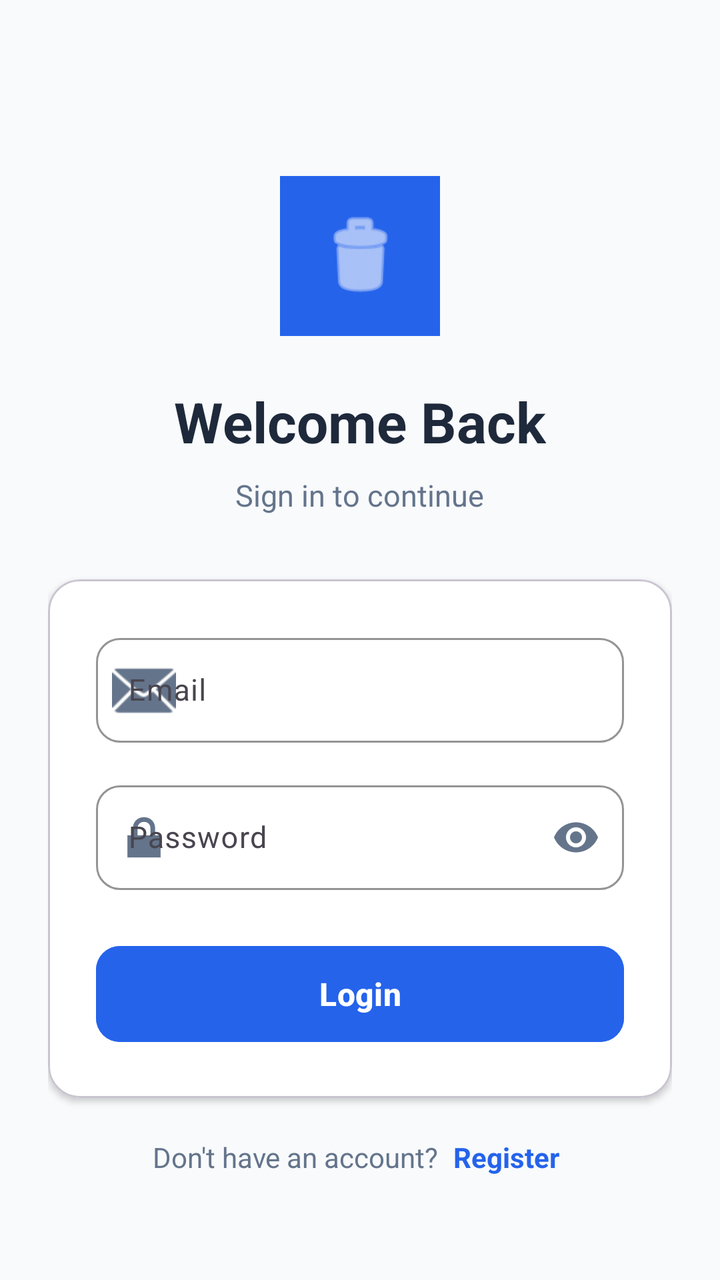
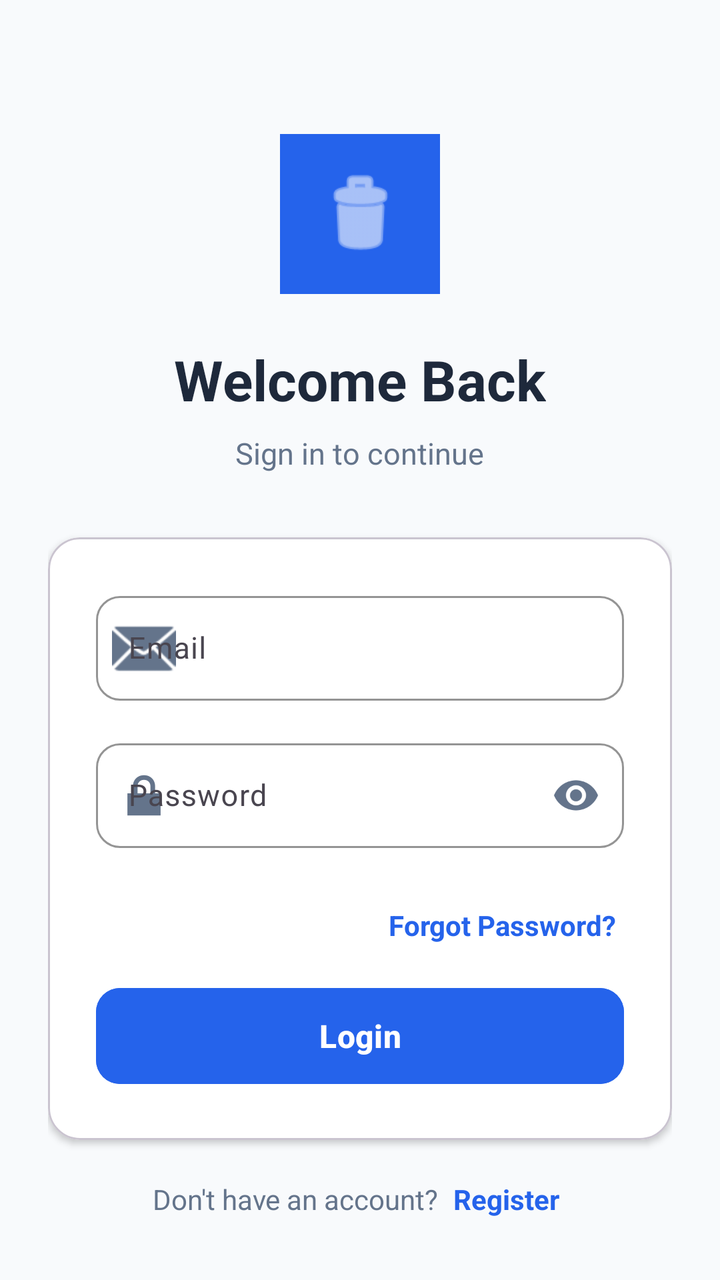

Before-and-after screenshots of an Android layout around one commit, followed by the original layout XML and the change that was made.
<!-- AndroidManifest.xml: application theme Theme.Smartbin -->
<!-- res/layout/activity_login.xml -->
<?xml version="1.0" encoding="utf-8"?>
<layout xmlns:android="http://schemas.android.com/apk/res/android"
    xmlns:app="http://schemas.android.com/apk/res-auto">

    <androidx.coordinatorlayout.widget.CoordinatorLayout
        android:layout_width="match_parent"
        android:layout_height="match_parent"
        android:background="#F8FAFC">

        <ScrollView
            android:layout_width="match_parent"
            android:layout_height="match_parent"
            android:fillViewport="true">

            <LinearLayout
                android:layout_width="match_parent"
                android:layout_height="wrap_content"
                android:orientation="vertical"
                android:padding="24dp"
                android:gravity="center">

                
                <LinearLayout
                    android:layout_width="80dp"
                    android:layout_height="80dp"
                    android:layout_marginTop="40dp"
                    android:layout_marginBottom="24dp"
                    android:background="#2563EB"
                    android:gravity="center">

                    <ImageView
                        android:layout_width="48dp"
                        android:layout_height="48dp"
                        android:src="@android:drawable/ic_menu_delete"
                        app:tint="@android:color/white" />

                </LinearLayout>

                
                <TextView
                    android:layout_width="wrap_content"
                    android:layout_height="wrap_content"
                    android:text="Welcome Back"
                    android:textColor="#1E293B"
                    android:textSize="28sp"
                    android:textStyle="bold" />

                <TextView
                    android:layout_width="wrap_content"
                    android:layout_height="wrap_content"
                    android:layout_marginTop="8dp"
                    android:layout_marginBottom="32dp"
                    android:text="Sign in to continue"
                    android:textColor="#64748B"
                    android:textSize="15sp" />

                
                <com.google.android.material.card.MaterialCardView
                    android:layout_width="match_parent"
                    android:layout_height="wrap_content"
                    android:layout_marginBottom="16dp"
                    app:cardCornerRadius="16dp"
                    app:cardElevation="2dp"
                    app:cardBackgroundColor="@android:color/white">

                    <LinearLayout
                        android:layout_width="match_parent"
                        android:layout_height="wrap_content"
                        android:orientation="vertical"
                        android:padding="24dp">

                        
                        <com.google.android.material.textfield.TextInputLayout
                            android:layout_width="match_parent"
                            android:layout_height="wrap_content"
                            android:layout_marginBottom="16dp"
                            android:hint="Email"
                            app:boxBackgroundMode="outline"
                            app:boxBackgroundColor="@android:color/white"
                            app:boxStrokeColor="#2563EB"
                            app:boxCornerRadiusTopStart="12dp"
                            app:boxCornerRadiusTopEnd="12dp"
                            app:boxCornerRadiusBottomStart="12dp"
                            app:boxCornerRadiusBottomEnd="12dp"
                            app:startIconDrawable="@android:drawable/ic_dialog_email"
                            app:startIconTint="#64748B"
                            app:hintTextColor="#64748B">

                            <com.google.android.material.textfield.TextInputEditText
                                android:id="@+id/etEmail"
                                android:layout_width="match_parent"
                                android:layout_height="wrap_content"
                                android:inputType="textEmailAddress"
                                android:textColor="#1E293B"
                                android:textSize="15sp"
                                android:padding="16dp" />

                        </com.google.android.material.textfield.TextInputLayout>

                        
                        <com.google.android.material.textfield.TextInputLayout
                            android:layout_width="match_parent"
                            android:layout_height="wrap_content"
                            android:layout_marginBottom="24dp"
                            android:hint="Password"
                            app:boxBackgroundMode="outline"
                            app:boxBackgroundColor="@android:color/white"
                            app:boxStrokeColor="#2563EB"
                            app:boxCornerRadiusTopStart="12dp"
                            app:boxCornerRadiusTopEnd="12dp"
                            app:boxCornerRadiusBottomStart="12dp"
                            app:boxCornerRadiusBottomEnd="12dp"
                            app:startIconDrawable="@android:drawable/ic_lock_lock"
                            app:startIconTint="#64748B"
                            app:endIconMode="password_toggle"
                            app:endIconTint="#64748B"
                            app:hintTextColor="#64748B">

                            <com.google.android.material.textfield.TextInputEditText
                                android:id="@+id/etPassword"
                                android:layout_width="match_parent"
                                android:layout_height="wrap_content"
                                android:inputType="textPassword"
                                android:textColor="#1E293B"
                                android:textSize="15sp"
                                android:padding="16dp" />

                        </com.google.android.material.textfield.TextInputLayout>

                        
                        <LinearLayout
                            android:id="@+id/layoutResendVerification"
                            android:layout_width="match_parent"
                            android:layout_height="wrap_content"
                            android:layout_marginBottom="16dp"
                            android:orientation="vertical"
                            android:background="#FEF3C7"
                            android:padding="12dp"
                            android:visibility="gone">

                            <TextView
                                android:layout_width="wrap_content"
                                android:layout_height="wrap_content"
                                android:text="⚠️ Email not verified"
                                android:textColor="#92400E"
                                android:textSize="13sp"
                                android:textStyle="bold" />

                            <TextView
                                android:id="@+id/tvResendVerification"
                                android:layout_width="wrap_content"
                                android:layout_height="wrap_content"
                                android:layout_marginTop="4dp"
                                android:text="Tap here to resend verification email"
                                android:textColor="#2563EB"
                                android:textSize="12sp"
                                android:textStyle="bold"
                                android:background="?attr/selectableItemBackground"
                                android:padding="4dp" />

                        </LinearLayout>

                        
                        <Button
                            android:id="@+id/btnLogin"
                            android:layout_width="match_parent"
                            android:layout_height="56dp"
                            android:text="Login"
                            android:textSize="16sp"
                            android:textStyle="bold"
                            android:textColor="@android:color/white"
                            android:backgroundTint="#2563EB"
                            app:cornerRadius="12dp" />

                        
                        <ProgressBar
                            android:id="@+id/progressBar"
                            android:layout_width="wrap_content"
                            android:layout_height="wrap_content"
                            android:layout_gravity="center"
                            android:layout_marginTop="16dp"
                            android:visibility="gone"
                            android:indeterminateTint="#2563EB" />

                    </LinearLayout>

                </com.google.android.material.card.MaterialCardView>

                
                <LinearLayout
                    android:layout_width="wrap_content"
                    android:layout_height="wrap_content"
                    android:orientation="horizontal"
                    android:gravity="center">

                    <TextView
                        android:layout_width="wrap_content"
                        android:layout_height="wrap_content"
                        android:text="Don't have an account? "
                        android:textColor="#64748B"
                        android:textSize="14sp" />

                    <TextView
                        android:id="@+id/tvRegister"
                        android:layout_width="wrap_content"
                        android:layout_height="wrap_content"
                        android:text="Register"
                        android:textColor="#2563EB"
                        android:textSize="14sp"
                        android:textStyle="bold"
                        android:background="?attr/selectableItemBackground"
                        android:padding="4dp" />

                </LinearLayout>

            </LinearLayout>

        </ScrollView>

    </androidx.coordinatorlayout.widget.CoordinatorLayout>
</layout>
<!-- resources referenced by this layout -->
<resources>
  <style name="Theme.Smartbin" parent="Base.Theme.Smartbin" />
  <style name="Base.Theme.Smartbin" parent="Theme.Material3.DayNight.NoActionBar">
          
          
      </style>
</resources>

<!-- the commit's change to res/layout/activity_login.xml (unified diff, before → after) -->
@@ -128,6 +128,23 @@
                         </com.google.android.material.textfield.TextInputLayout>
 
                         
+                        <TextView
+                            android:id="@+id/tvForgotPassword"
+                            android:layout_width="wrap_content"
+                            android:layout_height="wrap_content"
+                            android:layout_gravity="end"
+                            android:layout_marginTop="1dp"
+                            android:layout_marginBottom="14dp"
+                            android:text="Forgot Password?"
+                            android:textColor="#2563EB"
+                            android:textSize="14sp"
+                            android:textStyle="bold"
+                            android:clickable="true"
+                            android:focusable="true"
+                            android:background="?attr/selectableItemBackground"
+                            android:padding="4dp" />
+
+                        
                         <LinearLayout
                             android:id="@+id/layoutResendVerification"
                             android:layout_width="match_parent"
